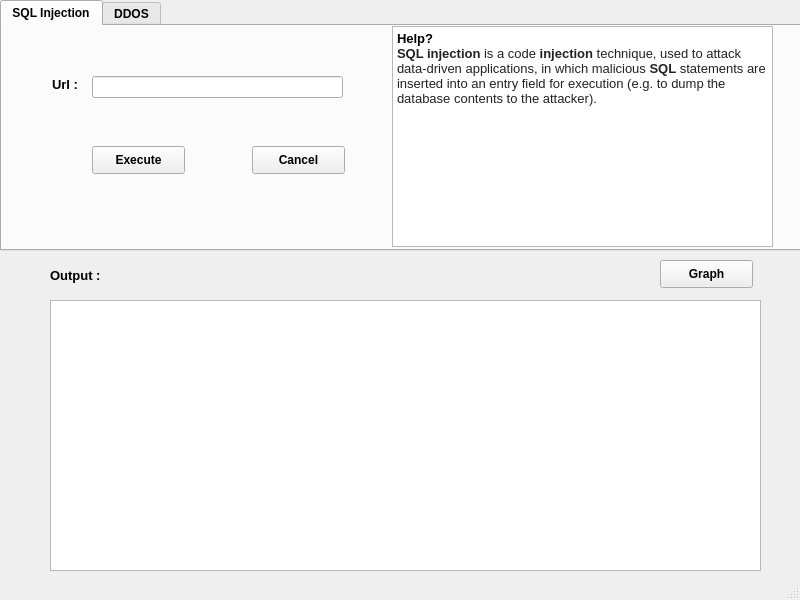
Above: UI/redflag.ui from Arun-khajuria/Redflag before the change. Below: the same form after it.
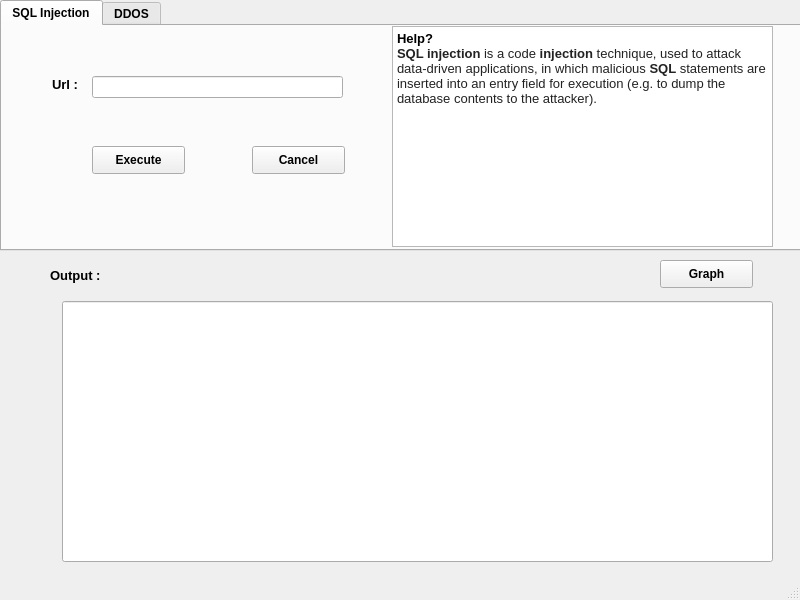
That is the form after the change. Icons and pictures are not drawn.

The edit to the form file:
```diff
--- a/UI/redflag.ui
+++ b/UI/redflag.ui
@@ -245,16 +245,6 @@
      <string>Output :</string>
     </property>
    </widget>
-   <widget class="QTextBrowser" name="output_screen">
-    <property name="geometry">
-     <rect>
-      <x>50</x>
-      <y>300</y>
-      <width>711</width>
-      <height>271</height>
-     </rect>
-    </property>
-   </widget>
    <widget class="QPushButton" name="button_graph">
     <property name="geometry">
      <rect>
@@ -274,6 +264,16 @@
      <string>Graph</string>
     </property>
    </widget>
+   <widget class="QLineEdit" name="output_screen">
+    <property name="geometry">
+     <rect>
+      <x>62</x>
+      <y>301</y>
+      <width>711</width>
+      <height>261</height>
+     </rect>
+    </property>
+   </widget>
   </widget>
   <widget class="QStatusBar" name="statusbar"/>
  </widget>
```
